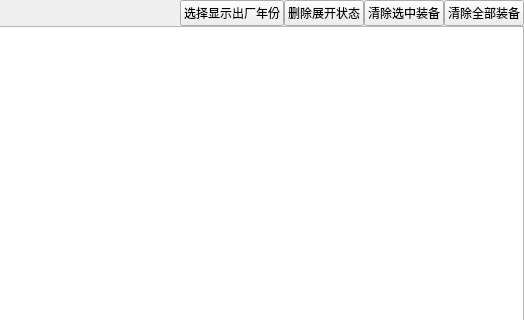
Before: the Qt Designer form widgets/strengthDisturb/inquiry_result.ui in Belos10/Equip, drawn with Qt 5; both pictures show x 670 to 1194 and y 0 to 320 of the 1194 by 764 pixel window.
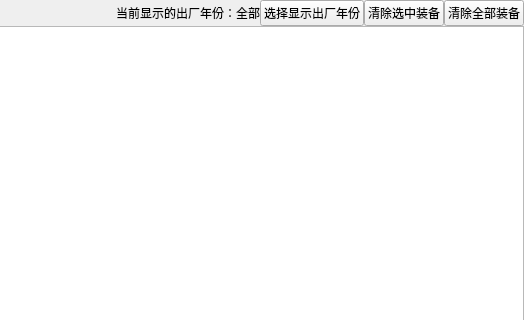
After: the same form once the commit is applied.

Diff of the .ui file:
```diff
--- a/widgets/strengthDisturb/inquiry_result.ui
+++ b/widgets/strengthDisturb/inquiry_result.ui
@@ -94,16 +94,16 @@
          </spacer>
         </item>
         <item>
-         <widget class="QPushButton" name="pb_factoryYear">
+         <widget class="QLabel" name="lb_factoryYear">
           <property name="text">
-           <string>选择显示出厂年份</string>
+           <string>当前显示的出厂年份：全部</string>
           </property>
          </widget>
         </item>
         <item>
-         <widget class="QPushButton" name="pb_delState">
+         <widget class="QPushButton" name="pb_factoryYear">
           <property name="text">
-           <string>删除展开状态</string>
+           <string>选择显示出厂年份</string>
           </property>
          </widget>
         </item>
```
